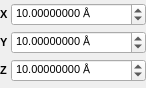
Before: the Qt Designer form src/gui/popupgridsorigin.ui in trisyoungs/aten, drawn with Qt 5.
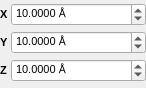
After: the same form once the commit is applied. Custom widgets are drawn as their Qt base class.

Patch:
```diff
--- a/src/gui/popupgridsorigin.ui
+++ b/src/gui/popupgridsorigin.ui
@@ -62,7 +62,7 @@
       <string> Å</string>
      </property>
      <property name="decimals">
-      <number>8</number>
+      <number>4</number>
      </property>
      <property name="maximum">
       <double>10000.000000000000000</double>
@@ -103,7 +103,7 @@
       <string> Å</string>
      </property>
      <property name="decimals">
-      <number>8</number>
+      <number>4</number>
      </property>
      <property name="maximum">
       <double>10000.000000000000000</double>
@@ -144,7 +144,7 @@
       <string> Å</string>
      </property>
      <property name="decimals">
-      <number>8</number>
+      <number>4</number>
      </property>
      <property name="maximum">
       <double>10000.000000000000000</double>
```
